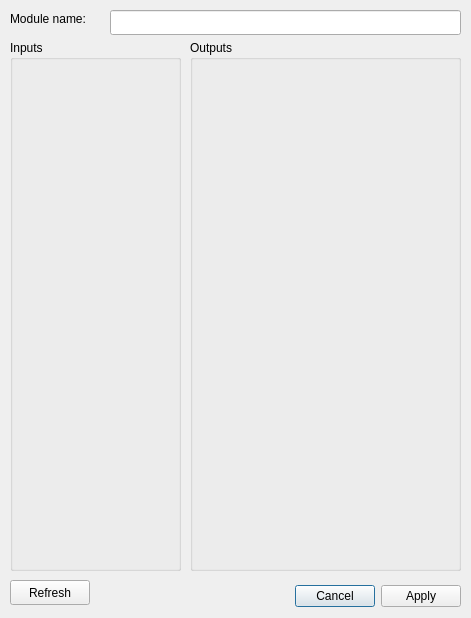
kmzbrnoI/mtb-config-tool, file ui/modules/mtbuniconfig.ui: the form before one commit.
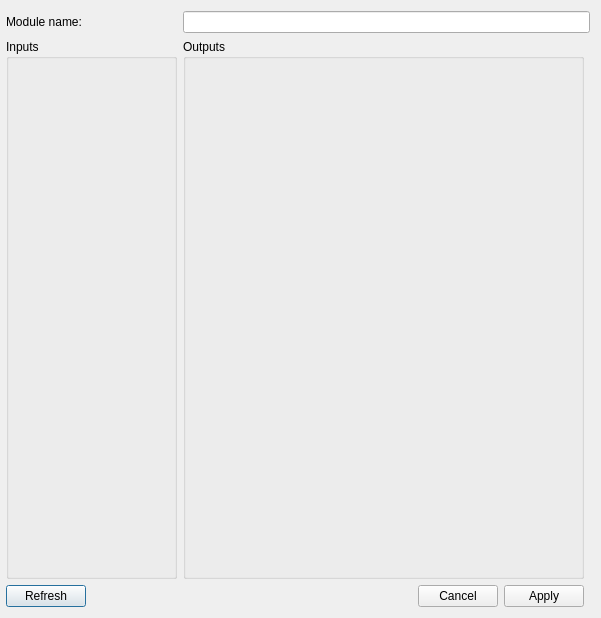
The form after the commit.

Commit message: Apply grid layou to all forms.

What changed in the file:
```diff
--- a/ui/modules/mtbuniconfig.ui
+++ b/ui/modules/mtbuniconfig.ui
@@ -6,64 +6,19 @@
    <rect>
     <x>0</x>
     <y>0</y>
-    <width>471</width>
+    <width>601</width>
     <height>618</height>
    </rect>
   </property>
   <property name="windowTitle">
    <string notr="true">Dialog</string>
   </property>
-  <widget class="QDialogButtonBox" name="bb_main">
-   <property name="geometry">
-    <rect>
-     <x>260</x>
-     <y>580</y>
-     <width>201</width>
-     <height>32</height>
-    </rect>
+  <layout class="QGridLayout" name="gridLayout" rowstretch="0,0,0,0" columnstretch="0,0,1,0,0,6,0">
+   <property name="leftMargin">
+    <number>6</number>
    </property>
-   <property name="orientation">
-    <enum>Qt::Horizontal</enum>
-   </property>
-   <property name="standardButtons">
-    <set>QDialogButtonBox::Apply|QDialogButtonBox::Cancel</set>
-   </property>
-  </widget>
-  <widget class="QLabel" name="label">
-   <property name="geometry">
-    <rect>
-     <x>10</x>
-     <y>10</y>
-     <width>101</width>
-     <height>17</height>
-    </rect>
-   </property>
-   <property name="text">
-    <string>Module name:</string>
-   </property>
-  </widget>
-  <widget class="QLineEdit" name="le_name">
-   <property name="geometry">
-    <rect>
-     <x>110</x>
-     <y>10</y>
-     <width>351</width>
-     <height>25</height>
-    </rect>
-   </property>
-   <property name="maxLength">
-    <number>64</number>
-   </property>
-  </widget>
+   <item row="2" column="0" colspan="5">
   <widget class="QGroupBox" name="gb_inputs">
-   <property name="geometry">
-    <rect>
-     <x>10</x>
-     <y>40</y>
-     <width>171</width>
-     <height>531</height>
-    </rect>
-   </property>
    <property name="sizePolicy">
     <sizepolicy hsizetype="Preferred" vsizetype="Preferred">
      <horstretch>0</horstretch>
@@ -73,55 +28,57 @@
    <property name="title">
     <string>Inputs</string>
    </property>
-   <widget class="QWidget" name="gridLayoutWidget">
-    <property name="geometry">
-     <rect>
-      <x>10</x>
-      <y>30</y>
-      <width>151</width>
-      <height>491</height>
-     </rect>
-    </property>
+     <layout class="QGridLayout" name="gridLayout_2">
+      <item row="0" column="0">
     <layout class="QGridLayout" name="gl_inputs"/>
-   </widget>
-  </widget>
+      </item>
+     </layout>
+    </widget>
+   </item>
+   <item row="2" column="5">
   <widget class="QGroupBox" name="gb_outputs">
-   <property name="geometry">
-    <rect>
-     <x>190</x>
-     <y>40</y>
-     <width>271</width>
-     <height>531</height>
-    </rect>
-   </property>
    <property name="title">
     <string>Outputs</string>
    </property>
-   <widget class="QWidget" name="gridLayoutWidget_2">
-    <property name="geometry">
-     <rect>
-      <x>10</x>
-      <y>30</y>
-      <width>251</width>
-      <height>491</height>
-     </rect>
-    </property>
+     <layout class="QGridLayout" name="gridLayout_3">
+      <item row="0" column="1">
     <layout class="QGridLayout" name="gl_outputs"/>
-   </widget>
-  </widget>
+      </item>
+     </layout>
+    </widget>
+   </item>
+   <item row="0" column="0">
+    <widget class="QLabel" name="label">
+     <property name="text">
+      <string>Module name:</string>
+     </property>
+    </widget>
+   </item>
+   <item row="3" column="0">
   <widget class="QPushButton" name="b_refresh">
-   <property name="geometry">
-    <rect>
-     <x>10</x>
-     <y>580</y>
-     <width>80</width>
-     <height>25</height>
-    </rect>
-   </property>
    <property name="text">
     <string>Refresh</string>
    </property>
   </widget>
+   </item>
+   <item row="0" column="5" colspan="2">
+    <widget class="QLineEdit" name="le_name">
+     <property name="maxLength">
+      <number>64</number>
+     </property>
+    </widget>
+   </item>
+   <item row="3" column="5">
+    <widget class="QDialogButtonBox" name="bb_main">
+     <property name="orientation">
+      <enum>Qt::Orientation::Horizontal</enum>
+     </property>
+     <property name="standardButtons">
+      <set>QDialogButtonBox::StandardButton::Apply|QDialogButtonBox::StandardButton::Cancel</set>
+     </property>
+    </widget>
+   </item>
+  </layout>
  </widget>
  <resources/>
  <connections>
```
Lines whose indentation alone changed are shown as unchanged. The commit also changes 17 other files.
